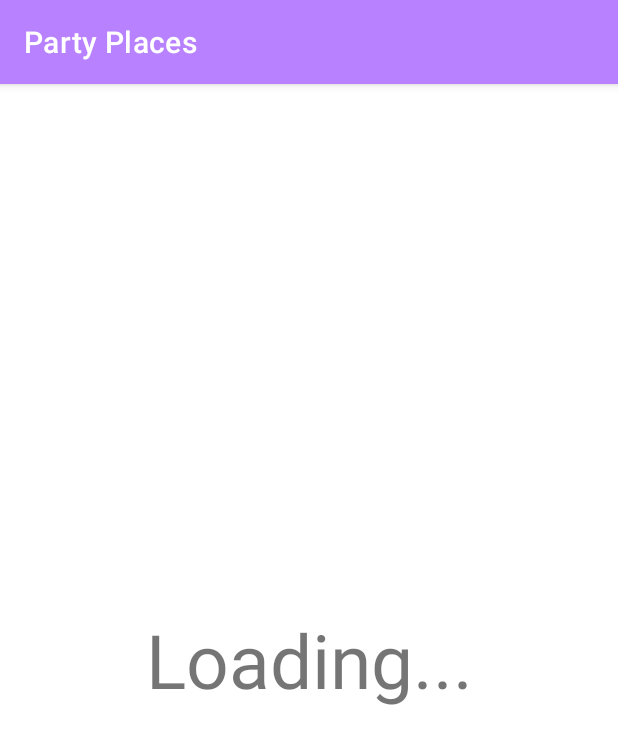
After one commit to miljana-bogdanovic/MOSIS-projekat, an Android app: the fragment LoadingFragment shown on its own in the app's theme, on a phone screen of 412 x 824 dp. The commit adds this screen. Shown: the top 744 px of the screen. Run offline under Robolectric (Android 15) with nearby library versions, the phone set to English and light mode, and no system bars; our stand-ins replace Firebase (no records; nobody signed in at launch, a user with empty details on screens opened directly); 3 statements that could not run were skipped.

Commit message:
Pocetak logovanja

```diff
--- a/Application/PartyPlaces/app/build.gradle
+++ b/Application/PartyPlaces/app/build.gradle
@@ -46,6 +46,10 @@ dependencies {
     implementation 'androidx.navigation:navigation-ui-ktx:2.4.2'
     implementation 'com.google.firebase:firebase-database-ktx:20.0.5'
     implementation 'com.google.android.gms:play-services-maps:17.0.1'
+    implementation 'com.google.code.gson:gson:2.8.9'
+    implementation "androidx.fragment:fragment-ktx:1.4.1"
+    implementation 'com.google.firebase:firebase-firestore-ktx:24.1.2'
+    implementation 'com.google.firebase:firebase-auth-ktx:21.0.5'
     testImplementation 'junit:junit:4.13.2'
     androidTestImplementation 'androidx.test.ext:junit:1.1.3'
     androidTestImplementation 'androidx.test.espresso:espresso-core:3.4.0'
--- /dev/null
+++ b/Application/PartyPlaces/app/src/main/java/com/mosis/partyplaces/ui/LoadingFragment.kt
@@ -0,0 +1,61 @@
+package com.mosis.partyplaces.ui
+
+import android.content.Context.MODE_PRIVATE
+import android.os.Bundle
+import androidx.fragment.app.Fragment
+import android.view.LayoutInflater
+import android.view.View
+import android.view.ViewGroup
+import androidx.fragment.app.activityViewModels
+import androidx.navigation.NavGraph
+import androidx.navigation.fragment.findNavController
+import com.google.firebase.firestore.ktx.firestore
+import com.google.firebase.ktx.Firebase
+import com.google.gson.Gson
+import com.mosis.partyplaces.viewmodels.LoggedUserViewModel
+import com.mosis.partyplaces.R
+import com.mosis.partyplaces.data.User
+
+class LoadingFragment : Fragment() {
+
+    private val loggedUser: LoggedUserViewModel by activityViewModels()
+    private val db = Firebase.firestore
+
+    override fun onCreateView(
+        inflater: LayoutInflater, container: ViewGroup?,
+        savedInstanceState: Bundle?
+    ): View? {
+        // Inflate the layout for this fragment
+        return inflater.inflate(R.layout.fragment_loading, container, false)
+    }
+
+    override fun onViewCreated(view: View, savedInstanceState: Bundle?) {
+        super.onViewCreated(view, savedInstanceState)
+
+        val g = findNavController().navInflater.inflate(R.navigation.nav_graph)
+        val lu = requireActivity().getSharedPreferences("LoggedUser", MODE_PRIVATE).getString("value", "")
+        if(lu!!.isNotBlank())
+            validateUser(Gson().fromJson(lu!!, User::class.java), g, savedInstanceState)
+        else {
+            g.setStartDestination(R.id.WelcomeFragment)
+            findNavController().setGraph(g, savedInstanceState)
+        }
+    }
+
+    private fun validateUser(user: User, graph: NavGraph, savedInstanceState: Bundle?){
+        db.collection("users")
+            .whereEqualTo("username", user.username)
+            .get()
+            .addOnSuccessListener {
+                if(it.documents.isNotEmpty() && it.documents[0].data!! == user.toHashMap()) {
+                    loggedUser.user = it.documents[0].toObject(User::class.java)
+                    graph.setStartDestination(R.id.HomeFragment)
+                }
+                else {
+                    requireActivity().getSharedPreferences("LoggedUser", MODE_PRIVATE).edit().clear().commit()
+                    graph.setStartDestination(R.id.WelcomeFragment)
+                }
+                findNavController().setGraph(graph, savedInstanceState)
+            }
+    }
+}
--- a/Application/PartyPlaces/app/src/main/java/com/mosis/partyplaces/ui/WelcomeFragment.kt
+++ b/Application/PartyPlaces/app/src/main/java/com/mosis/partyplaces/ui/WelcomeFragment.kt
@@ -10,10 +10,6 @@ import androidx.navigation.fragment.findNavController
 import com.mosis.partyplaces.R
 
 class WelcomeFragment : Fragment() {
-
-    override fun onCreate(savedInstanceState: Bundle?) {
-        super.onCreate(savedInstanceState)
-    }
 
     override fun onCreateView(
         inflater: LayoutInflater, container: ViewGroup?,
@@ -32,7 +28,5 @@ class WelcomeFragment : Fragment() {
         registerButton.setOnClickListener{
             findNavController().navigate(R.id.action_WelcomeFragment_to_RegisterFragment)
         }
-
-
     }
 }
--- a/Application/PartyPlaces/app/src/main/res/drawable/ic_map.xml
+++ b/Application/PartyPlaces/app/src/main/res/layout/fragment_loading.xml
@@ -1,6 +1,16 @@
-<vector android:height="24dp" android:tint="#B881FF"
-    android:viewportHeight="24" android:viewportWidth="24"
-    android:width="24dp" xmlns:android="http://schemas.android.com/apk/res/android">
-    <path android:fillColor="@android:color/white" android:pathData="M12,2C8.13,2 5,5.13 5,9c0,5.25 7,13 7,13s7,-7.75 7,-13c0,-3.87 -3.13,-7 -7,-7zM7,9c0,-2.76 2.24,-5 5,-5s5,2.24 5,5c0,2.88 -2.88,7.19 -5,9.88C9.92,16.21 7,11.85 7,9z"/>
-    <path android:fillColor="@android:color/white" android:pathData="M12,9m-2.5,0a2.5,2.5 0,1 1,5 0a2.5,2.5 0,1 1,-5 0"/>
-</vector>
+<?xml version="1.0" encoding="utf-8"?>
+<FrameLayout xmlns:android="http://schemas.android.com/apk/res/android"
+    xmlns:tools="http://schemas.android.com/tools"
+    android:layout_width="match_parent"
+    android:layout_height="match_parent"
+    tools:context=".ui.LoadingFragment">
+
+    <TextView
+        android:layout_width="match_parent"
+        android:layout_height="match_parent"
+        android:text="@string/loading_fragment_text"
+        android:textAlignment="center"
+        android:gravity="center"
+        android:textSize="50dp"/>
+
+</FrameLayout>
--- a/Application/PartyPlaces/app/src/main/res/navigation/nav_graph.xml
+++ b/Application/PartyPlaces/app/src/main/res/navigation/nav_graph.xml
@@ -3,7 +3,23 @@
     xmlns:app="http://schemas.android.com/apk/res-auto"
     xmlns:tools="http://schemas.android.com/tools"
     android:id="@+id/nav_graph"
-    app:startDestination="@id/WelcomeFragment">
+    app:startDestination="@id/LoadingFragment">
+
+    <fragment
+        android:id="@+id/LoadingFragment"
+        android:name="com.mosis.partyplaces.ui.LoadingFragment"
+        android:label="@string/loading_fragment_label"
+        tools:layout="@layout/fragment_loading">
+
+        <action
+            android:id="@+id/action_LoadingFragment_to_HomeFragment"
+            app:destination="@id/HomeFragment"/>
+
+        <action
+            android:id="@+id/action_LoadingFragment_to_WelcomeFragment"
+            app:destination="@id/WelcomeFragment"/>
+
+    </fragment>
 
     <fragment
         android:id="@+id/WelcomeFragment"
@@ -18,6 +34,10 @@
         <action
             android:id="@+id/action_WelcomeFragment_to_RegisterFragment"
             app:destination="@id/RegisterFragment" />
+
+        <action
+            android:id="@+id/action_WelcomeFragment_to_HomeFragment"
+            app:destination="@id/HomeFragment"/>
 
     </fragment>
 
--- a/Application/PartyPlaces/app/src/main/res/values/strings.xml
+++ b/Application/PartyPlaces/app/src/main/res/values/strings.xml
@@ -22,4 +22,6 @@
     <string name="register_button_register">Sign up</string>
     <string name="menu_map_title">Map</string>
     <string name="menu_map_tooltip">Show map</string>
+    <string name="loading_fragment_label">Loading</string>
+    <string name="loading_fragment_text">Loading...</string>
 </resources>
```
Also changed, not shown: Application/PartyPlaces/app/src/main/java/com/mosis/partyplaces/MainActivity.kt (+8 -2 lines), Application/PartyPlaces/app/src/main/java/com/mosis/partyplaces/data/User.kt (added, +16 -0 lines), Application/PartyPlaces/app/src/main/java/com/mosis/partyplaces/ui/HomeFragment.kt (+10 -3 lines), Application/PartyPlaces/app/src/main/java/com/mosis/partyplaces/ui/LoginFragment.kt (+30 -8 lines), Application/PartyPlaces/app/src/main/java/com/mosis/partyplaces/ui/RegisterFragment.kt (+62 -9 lines), Application/PartyPlaces/app/src/main/java/com/mosis/partyplaces/viewmodels/LoggedUserViewModel.kt (added, +10 -0 lines).
